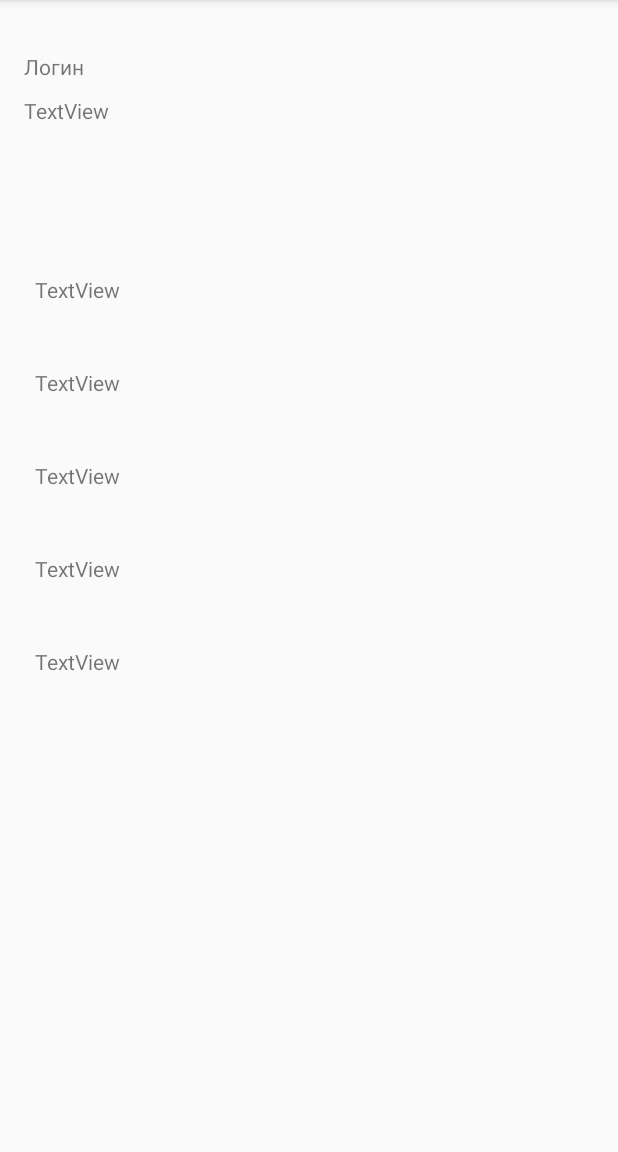
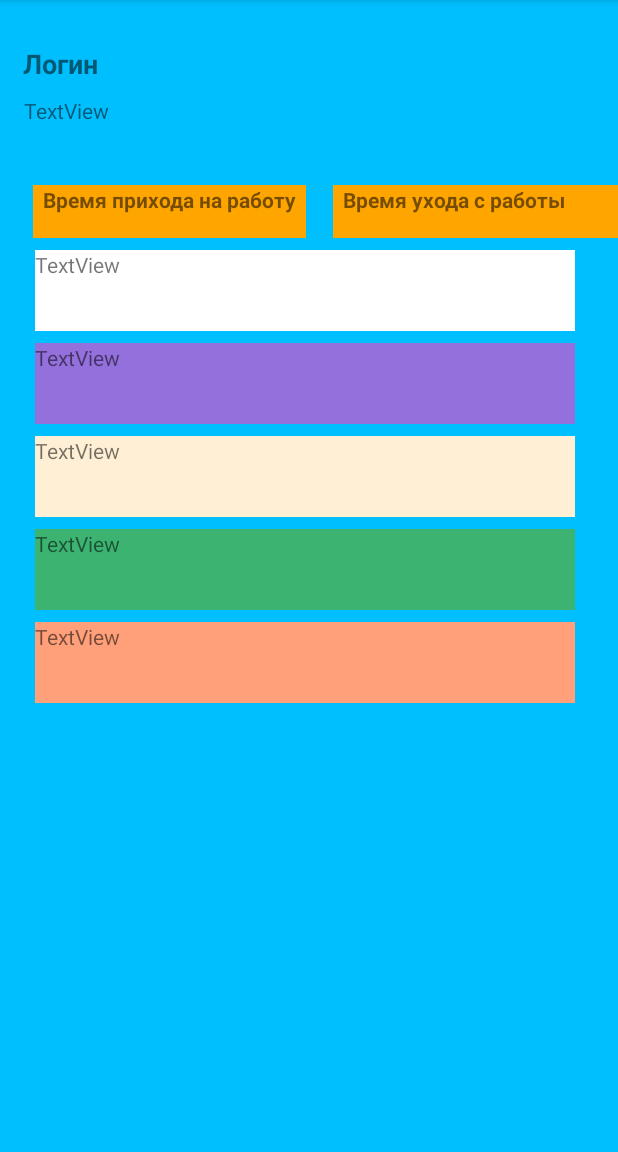
Before and after one commit to keldkemp/android2019, an Android app: the Main2Activity screen opened directly, with no data from a screen before it, on a phone screen of 412 x 824 dp, the part 84-1236 px from its top. Run offline under Robolectric (Android 15) with nearby library versions, the phone set to English and light mode, and no system bars; 5 statements that could not run were skipped.

Commit message:
Костыли на костылях Дизайн типа

```diff
--- a/app/src/main/res/layout/activity_main2.xml
+++ b/app/src/main/res/layout/activity_main2.xml
@@ -5,10 +5,11 @@
         xmlns:app="http://schemas.android.com/apk/res-auto"
         android:layout_width="match_parent"
         android:layout_height="match_parent"
-        tools:context=".Main2Activity">
+        tools:context=".Main2Activity" android:background="#00BFFF">
 
     <TextView
             android:text="TextView"
+            android:background="#FFEFD5"
             android:layout_width="360dp"
             android:layout_height="54dp"
             android:id="@+id/textView4" android:layout_marginTop="8dp"
@@ -16,6 +17,7 @@
             app:layout_constraintStart_toStartOf="@+id/textView3"/>
     <TextView
             android:text="TextView"
+            android:background="#3CB371"
             android:layout_width="360dp"
             android:layout_height="54dp"
             android:id="@+id/textView5" android:layout_marginTop="8dp"
@@ -23,6 +25,7 @@
             app:layout_constraintStart_toStartOf="@+id/textView4"/>
     <TextView
             android:text="TextView"
+            android:background="#FFA07A"
             android:layout_width="360dp"
             android:layout_height="54dp"
             android:id="@+id/textView6" android:layout_marginTop="8dp"
@@ -30,6 +33,7 @@
             app:layout_constraintStart_toStartOf="@+id/textView5"/>
     <TextView
             android:text="TextView"
+            android:background="#9370DB"
             android:layout_width="360dp"
             android:layout_height="54dp"
             android:id="@+id/textView3" android:layout_marginTop="8dp"
@@ -51,13 +55,31 @@
             app:layout_constraintBottom_toTopOf="@+id/textUsername" android:layout_marginTop="8dp"
             app:layout_constraintTop_toTopOf="parent" app:layout_constraintStart_toStartOf="parent"
             android:layout_marginStart="8dp" app:layout_constraintEnd_toEndOf="parent" android:layout_marginEnd="8dp"
-            app:layout_constraintHorizontal_bias="0.022" app:layout_constraintVertical_bias="0.931"/>
+            app:layout_constraintHorizontal_bias="0.022" app:layout_constraintVertical_bias="0.931"
+            android:textStyle="bold" android:textSize="18sp"/>
     <TextView
             android:text="TextView"
+            android:background="#FFFFFF"
             android:layout_width="360dp"
             android:layout_height="54dp"
-            android:id="@+id/textView2" android:layout_marginTop="84dp"
-            app:layout_constraintTop_toBottomOf="@+id/textUsername" app:layout_constraintStart_toStartOf="parent"
+            android:id="@+id/textView2" android:layout_marginTop="8dp"
+            app:layout_constraintTop_toBottomOf="@+id/textView8" app:layout_constraintStart_toStartOf="parent"
             android:layout_marginStart="8dp" app:layout_constraintEnd_toEndOf="parent" android:layout_marginEnd="8dp"
             app:layout_constraintHorizontal_bias="0.433"/>
+    <TextView
+            android:text="  Время прихода на работу"
+            android:layout_width="182dp"
+            android:background="#FFA500"
+            android:layout_height="35dp"
+            android:id="@+id/textView8" android:layout_marginTop="24dp"
+            app:layout_constraintTop_toBottomOf="@+id/textUsername" app:layout_constraintStart_toStartOf="parent"
+            android:layout_marginStart="8dp" app:layout_constraintEnd_toStartOf="@+id/textView9"
+            android:layout_marginEnd="8dp" app:layout_constraintHorizontal_bias="0.576" android:textStyle="bold"/>
+    <TextView
+            android:text="  Время ухода с работы"
+            android:layout_width="190dp"
+            android:background="#FFA500"
+            android:layout_height="35dp"
+            android:id="@+id/textView9" app:layout_constraintEnd_toEndOf="parent"
+            android:layout_marginTop="123dp" app:layout_constraintTop_toTopOf="parent" android:textStyle="bold"/>
 </androidx.constraintlayout.widget.ConstraintLayout>
```
Also changed, not shown: app/src/main/java/com/example/project2019/Main2Activity.kt (+15 -2 lines), app/src/main/java/com/example/project2019/MainActivity.kt (+8 -5 lines), app/src/main/res/layout/activity_main.xml (+10 -3 lines).
